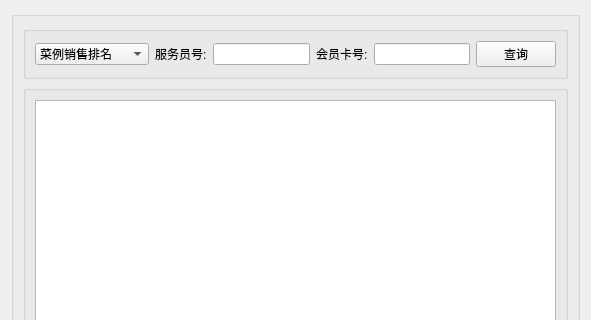
First picture: the form in src/statiswidget.ui, repository daodaoliang/caicai, before the edit; both pictures show x 0 to 591 and y 0 to 320 of the 591 by 478 pixel window.
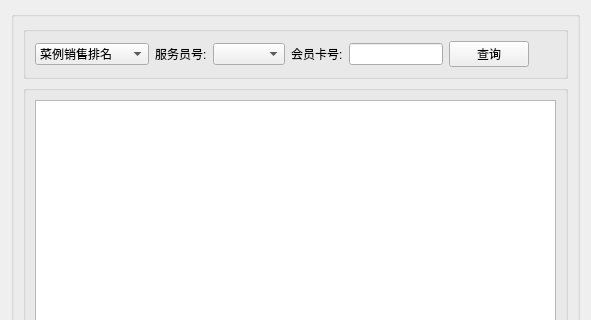
Second picture: the form after the edit.

Patch:
```diff
--- a/src/statiswidget.ui
+++ b/src/statiswidget.ui
@@ -25,17 +25,7 @@
         <property name="title">
          <string/>
         </property>
-        <layout class="QGridLayout" name="gridLayout_3" columnstretch="2,1,2,1,2,1">
-         <item row="0" column="1">
-          <widget class="QLabel" name="label">
-           <property name="text">
-            <string>服务员号:</string>
-           </property>
-          </widget>
-         </item>
-         <item row="0" column="2">
-          <widget class="QLineEdit" name="line_Service"/>
-         </item>
+        <layout class="QGridLayout" name="gridLayout_3" columnstretch="2,0,0,0,0,0,0">
          <item row="0" column="5">
           <widget class="QPushButton" name="but_Search">
            <property name="text">
@@ -43,8 +33,12 @@
            </property>
           </widget>
          </item>
-         <item row="0" column="4">
-          <widget class="QLineEdit" name="line_Vip"/>
+         <item row="0" column="1">
+          <widget class="QLabel" name="label">
+           <property name="text">
+            <string>服务员号:</string>
+           </property>
+          </widget>
          </item>
          <item row="0" column="0">
           <widget class="QComboBox" name="box_SearchKind">
@@ -82,6 +76,25 @@
            </property>
           </widget>
          </item>
+         <item row="0" column="4">
+          <widget class="QLineEdit" name="line_Vip"/>
+         </item>
+         <item row="0" column="2">
+          <widget class="QComboBox" name="comboBox"/>
+         </item>
+         <item row="0" column="6">
+          <spacer name="horizontalSpacer">
+           <property name="orientation">
+            <enum>Qt::Horizontal</enum>
+           </property>
+           <property name="sizeHint" stdset="0">
+            <size>
+             <width>40</width>
+             <height>20</height>
+            </size>
+           </property>
+          </spacer>
+         </item>
         </layout>
        </widget>
       </item>
```
Left out of the diff: 6 changed lines with no effect on the pictures.
